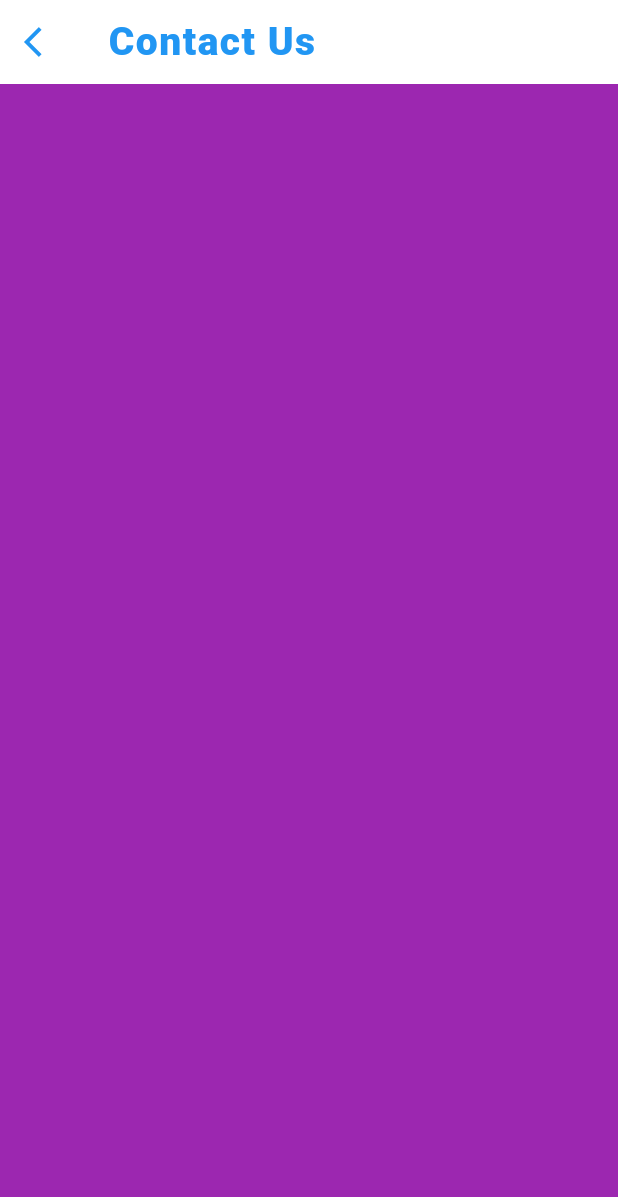
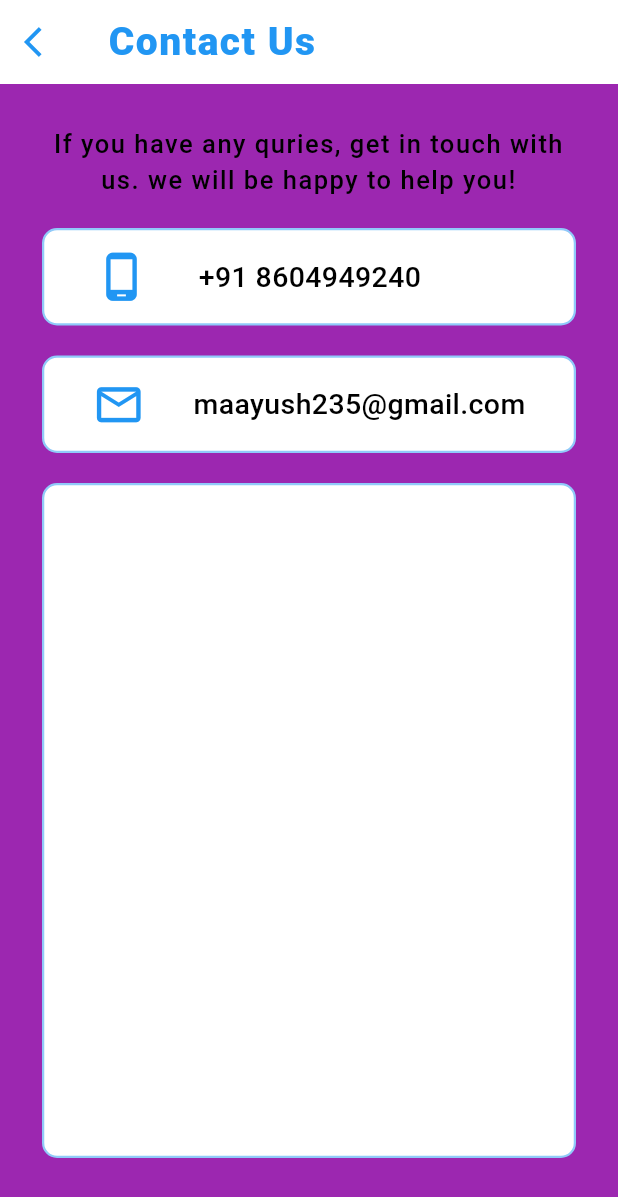
Before and after one commit to MauryaAayush/advflutterch_1, a Flutter app: the screen it shows after launch, on a phone screen of 412 x 824 dp. Shown: the top 1197 px of the screen. Run offline on Flutter 3.47's test engine with Material 3 defaults, Android fonts, the phone set to English and light mode, and no system bars; our stand-ins replace shared_preferences.

Commit message:
Radhey Radhey

```diff
--- a/lib/screens/Contact/Views/Contact_Screen/Contact_Screen.dart
+++ b/lib/screens/Contact/Views/Contact_Screen/Contact_Screen.dart
@@ -8,23 +8,120 @@ class Contact_Page extends StatelessWidget {
     return Scaffold(
       appBar: AppBar(
         automaticallyImplyLeading: true,
-
-        leading: Icon(Icons.arrow_back_ios,color: Colors.blue,),
+        leading: Icon(
+          Icons.arrow_back_ios,
+          color: Colors.blue,
+        ),
         backgroundColor: Colors.white,
-        title: Text("Contact Us",
+        title: Text(
+          "Contact Us",
           style: TextStyle(
             color: Colors.blue,
             fontSize: 26,
             fontWeight: FontWeight.w900,
             letterSpacing: 1,
-        ),),
+          ),
+        ),
+      ),
+      body: Center(
+        child: Padding(
+          padding: const EdgeInsets.all(28.0),
+          child: Column(
+            children: [
+              Text(
+                'If you have any quries, get in touch with us. we will be happy to help you!',
+                textAlign: TextAlign.center,
+                style: TextStyle(
+                    fontSize: 17,
+                    fontWeight: FontWeight.w500,
+                    letterSpacing: 1),
               ),
 
-      body: Center(
-        child: Column(
+              SizedBox(
+                height: 20,
+              ),
+              Container(
+                height: 65,
+                width: 400,
+                decoration: BoxDecoration(
+                  color: Colors.white,
+                  borderRadius: BorderRadius.circular(10),
+                  border: Border.all(
+                    color: Colors.blue.shade200,
+                    width: 1.5
+                  )
+                ),
+                child: Row(
+
                   children: [
+                    Spacer(
+                      flex: 1,
+                    ),
+                    Icon(Icons.phone_android_outlined,size: 35,color: Colors.blue,),
+                    Spacer(
+                      flex: 1,
+                    ),
+                    Text('+91 8604949240',style: TextStyle(fontSize: 19,
+                    fontWeight: FontWeight.w500),),
+                    Spacer(
+                      flex: 3,
+                    ),
+                  ],
+                ),
+              ),
+              SizedBox(
+                height: 20,
+              ),
+              Container(
+                height: 65,
+                width: 400,
+                decoration: BoxDecoration(
+                    color: Colors.white,
+                    borderRadius: BorderRadius.circular(10),
+                    border: Border.all(
+                        color: Colors.blue.shade200,
+                        width: 1.5
+                    )
+                ),
+                child: Row(
+
+                  children: [
+                    Spacer(
+                      flex: 1,
+                    ),
+                    Icon(Icons.mail_outline,size: 35,color: Colors.blue,),
+                    Spacer(
+                      flex: 1,
+                    ),
+                    Text('maayush235@gmail.com',style: TextStyle(fontSize: 19,
+                        fontWeight: FontWeight.w500),),
+                    Spacer(
+                      flex: 1,
+                    ),
+                  ],
+                ),
+              ),
+
+              SizedBox(
+                height: 20,
+              ),
+              Container(
+                height: 450,
+                width: 400,
+                decoration: BoxDecoration(
+                    color: Colors.white,
+                    borderRadius: BorderRadius.circular(10),
+                    border: Border.all(
+                        color: Colors.blue.shade200,
+                        width: 1.5
+                    )
+                ),
+
+              ),
+
 
             ],
+          ),
         ),
       ),
     );
```
Lines whose indentation alone changed are shown as unchanged.
